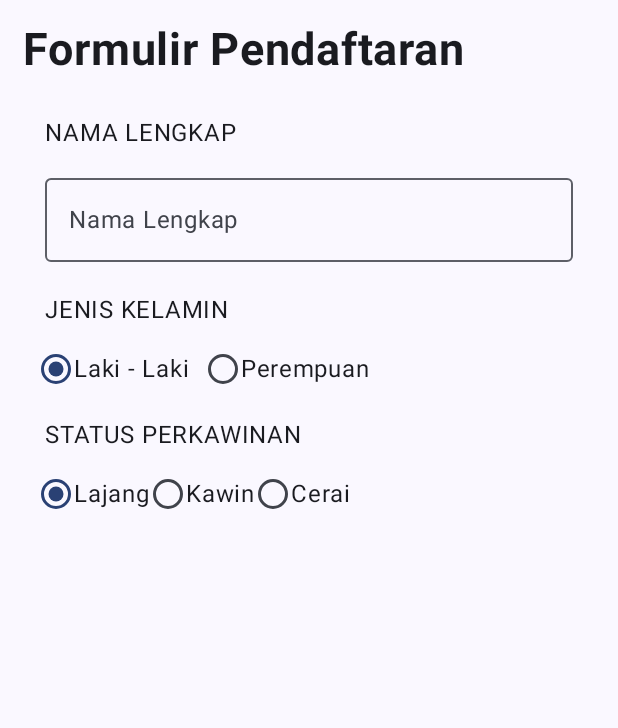
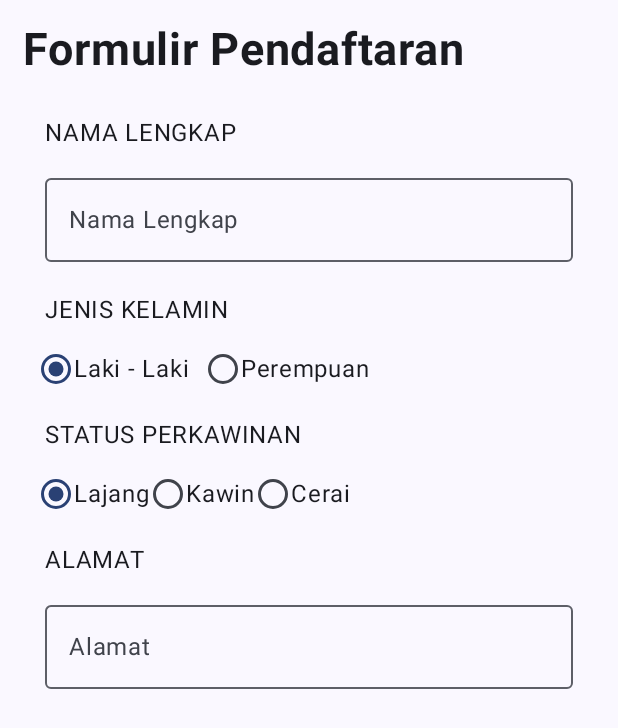
Before and after one commit to thekill022/QuestNavigasiTugas_174, an Android app built with Jetpack Compose: the screen it shows after launch (MainActivity), on a phone screen of 412 x 824 dp. Shown: the top 728 px of the screen. Run offline under Robolectric (Android 15) with nearby library versions, the phone set to English and light mode, and no system bars.

Commit message:
mebambahkan textfield untuk alamat

```diff
--- a/app/src/main/java/com/example/myapplication/view/formulir.kt
+++ b/app/src/main/java/com/example/myapplication/view/formulir.kt
@@ -109,5 +109,17 @@ fun Formulir(modifier : Modifier) {
             }
         }
 
+        Text(text = "ALAMAT", modifier = Modifier.padding(start = 30.dp, top = 20.dp))
+        OutlinedTextField(
+            value = alamat,
+            onValueChange = { value ->
+                alamat = value
+            },
+            label = { Text(text = "Alamat")},
+            modifier = Modifier
+                .padding(start = 30.dp, top = 10.dp, end = 30.dp)
+                .fillMaxWidth()
+        )
+
     }
 }
```
